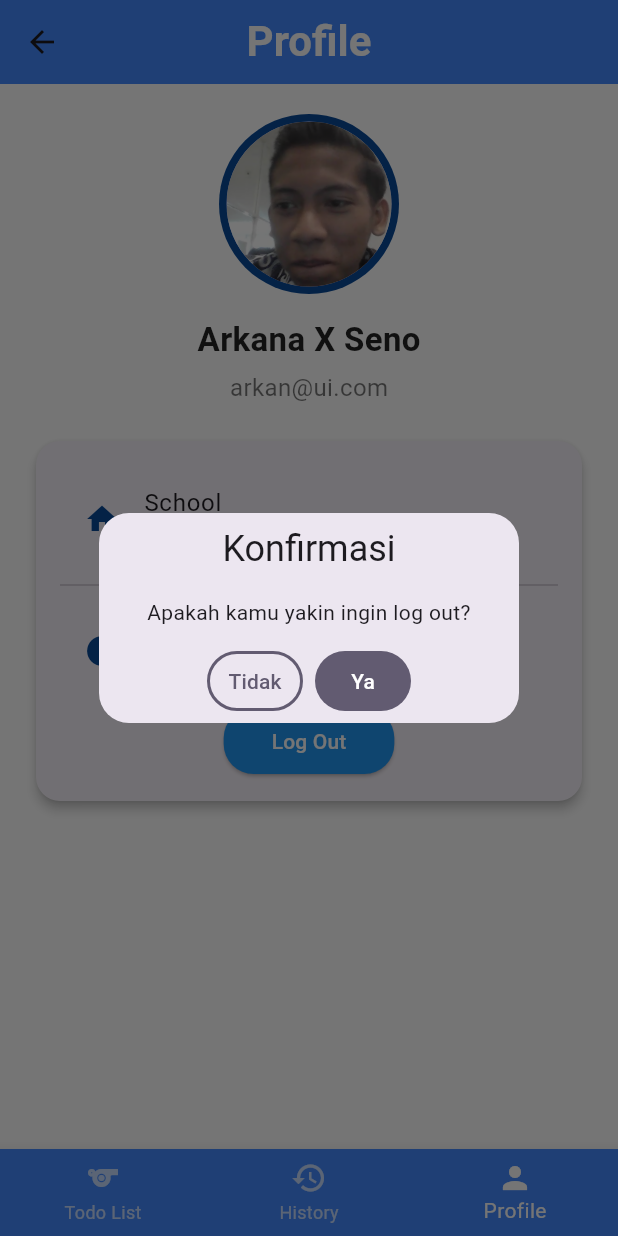
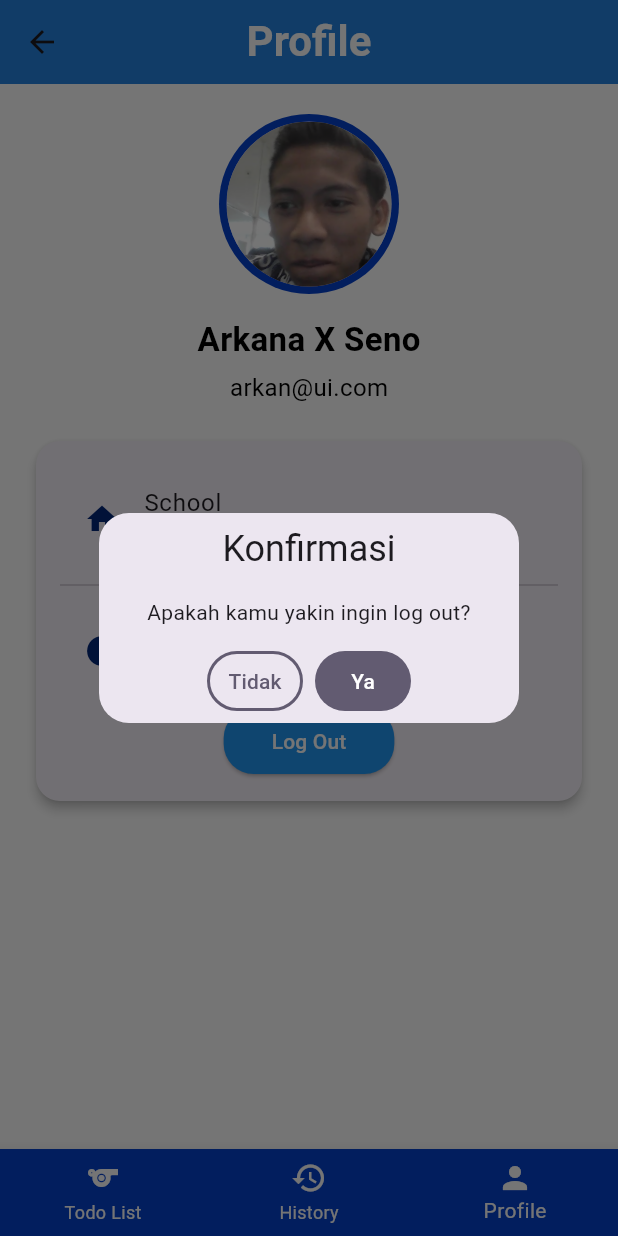
Before and after one commit to ASenoJati/todo_app, a Flutter app: the HomePage screen opened by its route, item 3 of the bottom bar chosen, after a tap on "Log Out", on a phone screen of 412 x 824 dp. Run offline on Flutter 3.47's test engine with Material 3 defaults, Android fonts, the phone set to English and light mode, and no system bars; our stand-ins replace get.

```diff
--- a/lib/pages/HistoryPage.dart
+++ b/lib/pages/HistoryPage.dart
@@ -2,6 +2,7 @@ import 'package:flutter/material.dart';
 import 'package:get/get.dart';
 import 'package:todo_app/components/CTodoCard.dart';
 import 'package:todo_app/controllers/TodoController.dart';
+import 'package:todo_app/components/CColor.dart';
 
 class HistoryPage extends StatelessWidget {
   HistoryPage({super.key});
@@ -14,7 +15,7 @@ class HistoryPage extends StatelessWidget {
         title: const Text("History"),
         titleTextStyle: TextStyle(fontSize: 28, fontWeight: FontWeight.bold),
         centerTitle: true,
-        backgroundColor: Colors.blueAccent,
+        backgroundColor: AppColors.lightblue,
         elevation: 0,
       ),
 
--- a/lib/pages/HomePage.dart
+++ b/lib/pages/HomePage.dart
@@ -4,6 +4,7 @@ import 'package:todo_app/controllers/HomeController.dart';
 import 'package:todo_app/pages/HistoryPage.dart';
 import 'package:todo_app/pages/ProfilePage.dart';
 import 'package:todo_app/pages/TodoPage.dart';
+import 'package:todo_app/components/CColor.dart';
 
 class HomePage extends StatelessWidget {
   const HomePage({super.key});
@@ -22,9 +23,9 @@ class HomePage extends StatelessWidget {
         bottomNavigationBar: BottomNavigationBar(
           currentIndex: controller.currentIndex.value,
           onTap: controller.changeTab,
-          backgroundColor: Colors.blueAccent,
-          selectedItemColor: Colors.white,
-          unselectedItemColor: Colors.white70,
+          backgroundColor: AppColors.blue,
+          selectedItemColor: AppColors.white,
+          unselectedItemColor: AppColors.white,
           items: const [
             BottomNavigationBarItem(
               icon: Icon(Icons.sports),
--- a/lib/pages/ProfilePage.dart
+++ b/lib/pages/ProfilePage.dart
@@ -1,6 +1,7 @@
 import 'package:flutter/material.dart';
 import 'package:get/get.dart';
 import 'package:todo_app/components/CButton.dart';
+import 'package:todo_app/components/CColor.dart';
 
 class ProfilePage extends StatelessWidget {
   const ProfilePage({super.key});
@@ -8,12 +9,12 @@ class ProfilePage extends StatelessWidget {
   @override
   Widget build(BuildContext context) {
     return Scaffold(
-      backgroundColor: Colors.white,
+      backgroundColor: AppColors.white,
       appBar: AppBar(
         title: const Text("Profile"),
         titleTextStyle: TextStyle(fontSize: 28, fontWeight: FontWeight.bold),
         centerTitle: true,
-        backgroundColor: Colors.blueAccent,
+        backgroundColor: AppColors.lightblue,
         elevation: 0,
       ),
       body: SingleChildScrollView(
@@ -23,7 +24,7 @@ class ProfilePage extends StatelessWidget {
           children: [
             CircleAvatar(
               radius: 60,
-              backgroundColor: const Color.fromARGB(255, 9, 74, 153),
+              backgroundColor: AppColors.blue,
               child: const CircleAvatar(
                 radius: 55,
                 backgroundImage: AssetImage('image/photoprofil.png'),
@@ -36,7 +37,7 @@ class ProfilePage extends StatelessWidget {
               style: TextStyle(
                 fontSize: 22,
                 fontWeight: FontWeight.bold,
-                color: Colors.black87,
+                color: AppColors.black,
               ),
             ),
 
@@ -44,7 +45,7 @@ class ProfilePage extends StatelessWidget {
 
             const Text(
               "arkan@ui.com",
-              style: TextStyle(fontSize: 16, color: Colors.black54),
+              style: TextStyle(fontSize: 16, color: AppColors.black),
             ),
 
             const SizedBox(height: 20),
@@ -61,7 +62,7 @@ class ProfilePage extends StatelessWidget {
                     const ListTile(
                       leading: Icon(
                         Icons.home,
-                        color: Color.fromARGB(255, 9, 74, 153),
+                        color: AppColors.darkblue,
                       ),
                       title: Text("School"),
                       subtitle: Text("SMK RADEN UMAR SAID"),
@@ -70,21 +71,21 @@ class ProfilePage extends StatelessWidget {
                     const ListTile(
                       leading: Icon(
                         Icons.info,
-                        color: Color.fromARGB(255, 9, 74, 153),
+                        color: AppColors.darkblue,
                       ),
                       title: Text("About Me"),
                       subtitle: Text("Mobile Development Flutter Project"),
                     ),
                     CButton(
                       myText: "Log Out",
-                      myTextColor: Colors.white,
+                      myTextColor: AppColors.white,
                       onPressed: () {
                         Get.defaultDialog(
                           title: "Konfirmasi",
                           middleText: "Apakah kamu yakin ingin log out?",
                           textCancel: "Tidak",
                           textConfirm: "Ya",
-                          confirmTextColor: Colors.white,
+                          confirmTextColor: AppColors.white,
                           onConfirm: () {
                             Get.back();
                             Get.snackbar(
--- a/lib/pages/TodoPage.dart
+++ b/lib/pages/TodoPage.dart
@@ -3,6 +3,7 @@ import 'package:get/get.dart';
 import 'package:todo_app/components/CTodoCard.dart';
 import 'package:todo_app/controllers/TodoController.dart';
 import 'package:todo_app/routes/routes.dart';
+import 'package:todo_app/components/CColor.dart';
 
 class TodoPage extends StatelessWidget {
   TodoPage({super.key});
@@ -15,7 +16,7 @@ class TodoPage extends StatelessWidget {
         title: const Text("To Do List"),
         titleTextStyle: TextStyle(fontSize: 28, fontWeight: FontWeight.bold),
         centerTitle: true,
-        backgroundColor: Colors.blueAccent,
+        backgroundColor: AppColors.lightblue,
         elevation: 0,
       ),
 
@@ -47,7 +48,7 @@ class TodoPage extends StatelessWidget {
                   middleText: "Apakah kamu yakin ingin menghapus data ini?",
                   textCancel: "Tidak",
                   textConfirm: "Ya",
-                  confirmTextColor: Colors.white,
+                  confirmTextColor: AppColors.white,
                   onConfirm: () {
                     todoController.deleteTodo(realIndex);
                     Get.back();
@@ -62,7 +63,7 @@ class TodoPage extends StatelessWidget {
 
       floatingActionButton: FloatingActionButton(
         onPressed: () => Get.toNamed(AppRoutes.addTodoPage),
-        child: const Icon(Icons.add, color: Color(0xFF448AFF)),
+        child: const Icon(Icons.add, color: AppColors.mediumblue),
       ),
     );
   }
```
Also changed, not shown: lib/pages/AddTodoPage.dart (+4 -3 lines), lib/pages/LoginPage.dart (+11 -10 lines).
